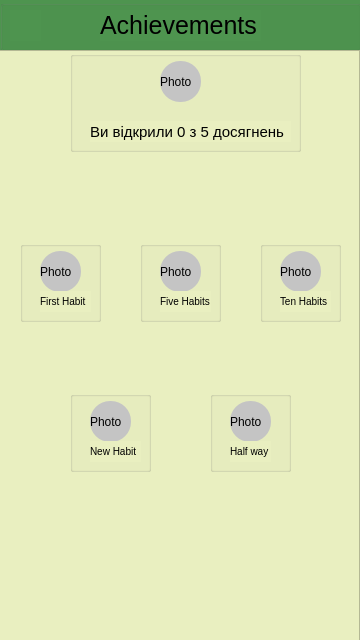
Above: menu.ui from oleksandrhf/GoHabit before the change. Below: the same form after it.
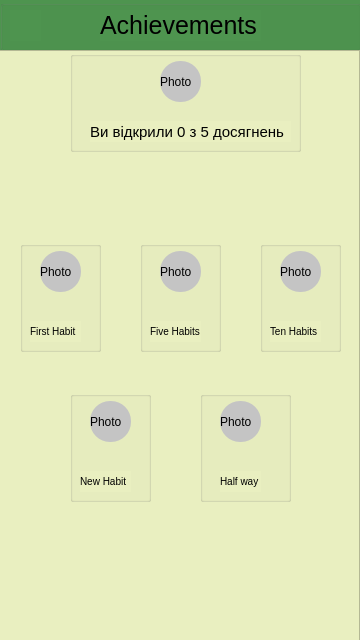
That is the form after the change. The open tabs and pages were chosen to show the change. Icons and pictures are not drawn.

Diff of the .ui file:
```diff
--- a/menu.ui
+++ b/menu.ui
@@ -529,7 +529,7 @@
          <x>20</x>
          <y>190</y>
          <width>81</width>
-         <height>81</height>
+         <height>111</height>
         </rect>
        </property>
        <property name="styleSheet">
@@ -568,8 +568,8 @@
        <widget class="QLabel" name="label_8">
         <property name="geometry">
          <rect>
-          <x>20</x>
-          <y>50</y>
+          <x>10</x>
+          <y>80</y>
           <width>51</width>
           <height>21</height>
          </rect>
@@ -595,7 +595,7 @@
          <x>140</x>
          <y>190</y>
          <width>81</width>
-         <height>81</height>
+         <height>111</height>
         </rect>
        </property>
        <property name="title">
@@ -631,8 +631,8 @@
        <widget class="QLabel" name="label_10">
         <property name="geometry">
          <rect>
-          <x>20</x>
-          <y>50</y>
+          <x>10</x>
+          <y>80</y>
           <width>51</width>
           <height>21</height>
          </rect>
@@ -658,7 +658,7 @@
          <x>260</x>
          <y>190</y>
          <width>81</width>
-         <height>81</height>
+         <height>111</height>
         </rect>
        </property>
        <property name="title">
@@ -694,8 +694,8 @@
        <widget class="QLabel" name="label_12">
         <property name="geometry">
          <rect>
-          <x>20</x>
-          <y>50</y>
+          <x>10</x>
+          <y>80</y>
           <width>51</width>
           <height>21</height>
          </rect>
@@ -721,7 +721,7 @@
          <x>70</x>
          <y>340</y>
          <width>81</width>
-         <height>81</height>
+         <height>111</height>
         </rect>
        </property>
        <property name="title">
@@ -756,8 +756,8 @@
        <widget class="QLabel" name="label_16">
         <property name="geometry">
          <rect>
-          <x>20</x>
-          <y>50</y>
+          <x>10</x>
+          <y>80</y>
           <width>51</width>
           <height>21</height>
          </rect>
@@ -780,10 +780,10 @@
       <widget class="QGroupBox" name="groupBox_10">
        <property name="geometry">
         <rect>
-         <x>210</x>
+         <x>200</x>
          <y>340</y>
-         <width>81</width>
-         <height>81</height>
+         <width>91</width>
+         <height>111</height>
         </rect>
        </property>
        <property name="title">
@@ -820,7 +820,7 @@
         <property name="geometry">
          <rect>
           <x>20</x>
-          <y>50</y>
+          <y>80</y>
           <width>41</width>
           <height>21</height>
          </rect>
```
Left out of the diff: 2 changed lines with no effect on the pictures.
